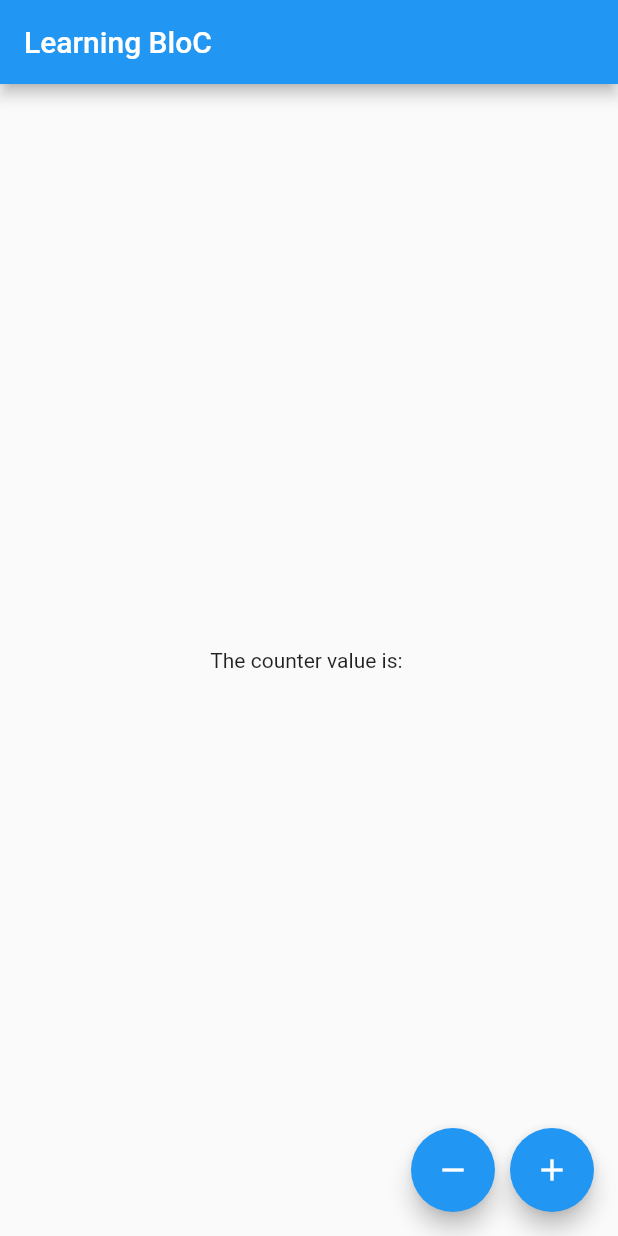
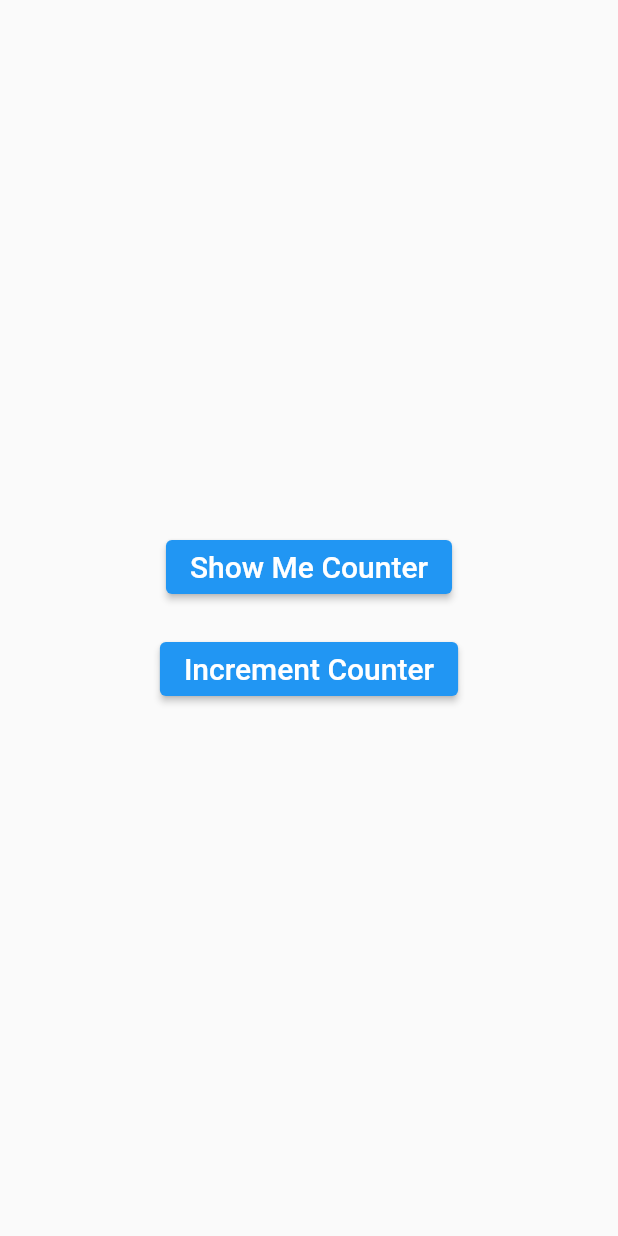
Before and after one commit to Chethan-170/flutter_bloc_example, a Flutter app: the screen it shows after launch, on a phone screen of 412 x 824 dp. Run offline on Flutter 3.47's test engine with Material 2 defaults, Android fonts, the phone set to English and light mode, and no system bars.

Commit message:
initial setup

```diff
--- a/lib/app.dart
+++ b/lib/app.dart
@@ -1,3 +1,4 @@
+import 'package:bloc_tutorial/show_me_counter.dart';
 import 'package:flutter/material.dart';
 
 class App extends StatelessWidget {
@@ -8,29 +9,33 @@ class App extends StatelessWidget {
     return MaterialApp(
         debugShowCheckedModeBanner: false,
         home: Scaffold(
-        appBar: AppBar(
-          title: Text("Learning BloC"),
+          body: Center(
+            child: Column(
+              mainAxisAlignment: MainAxisAlignment.center,
+              children: [
+                ElevatedButton(
+                  onPressed: () {
+                    Navigator.push(context,
+                        MaterialPageRoute(builder: (context) {
+                      return ShowMeCounter();
+                    }));
+                  },
+                  child: Text(
+                    'Show Me Counter',
+                    style: TextStyle(fontSize: 20.0),
                   ),
-        body: const Column(
-            mainAxisAlignment: MainAxisAlignment.center,
-            children: <Widget>[Center(child: Text('The counter value is: '))]),
-        floatingActionButton: Row(
-          mainAxisAlignment: MainAxisAlignment.end,
-          children: [
-            FloatingActionButton(
-              onPressed: () => {},
-              child: const Icon(Icons.remove),
                 ),
-            const SizedBox(
-              width: 10,
+                SizedBox(height: 20.0),
+                ElevatedButton(
+                  onPressed: () {},
+                  child: Text(
+                    'Increment Counter',
+                    style: TextStyle(fontSize: 20.0),
                   ),
-            FloatingActionButton(
-              onPressed: () => {},
-              child: const Icon(Icons.add),
-            )
+                ),
               ],
             ),
           ),
-    );
+        ));
   }
 }
```
Also changed, not shown: lib/show_me_counter.dart (added, +19 -0 lines). Lines whose indentation alone changed are shown as unchanged.
